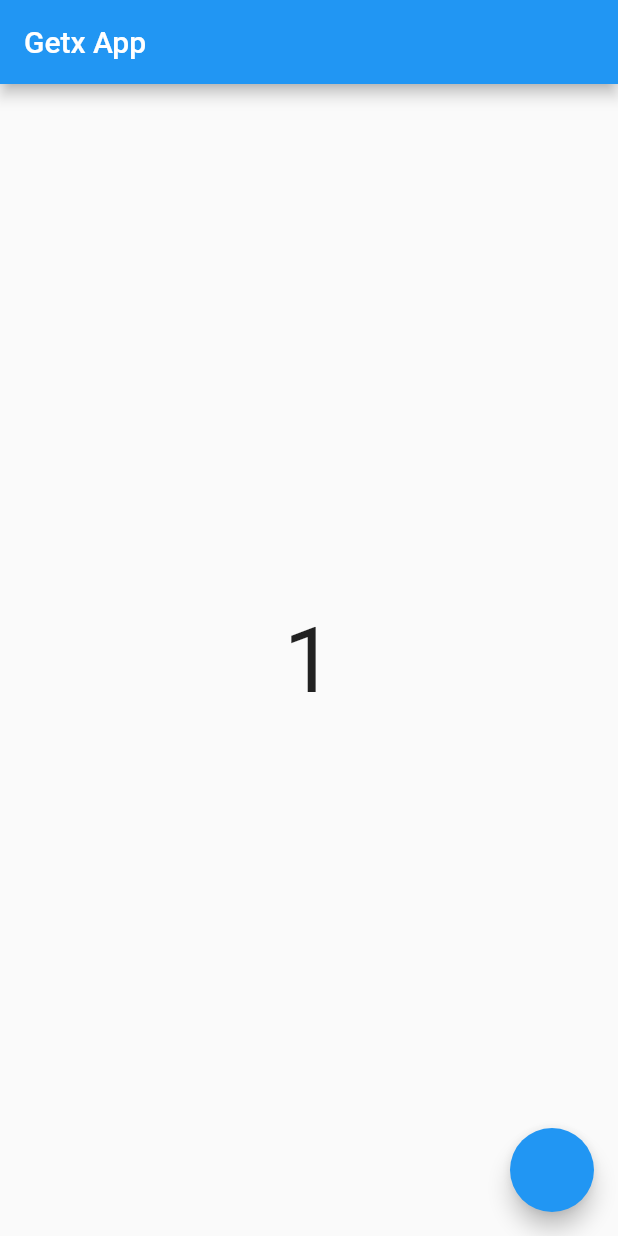
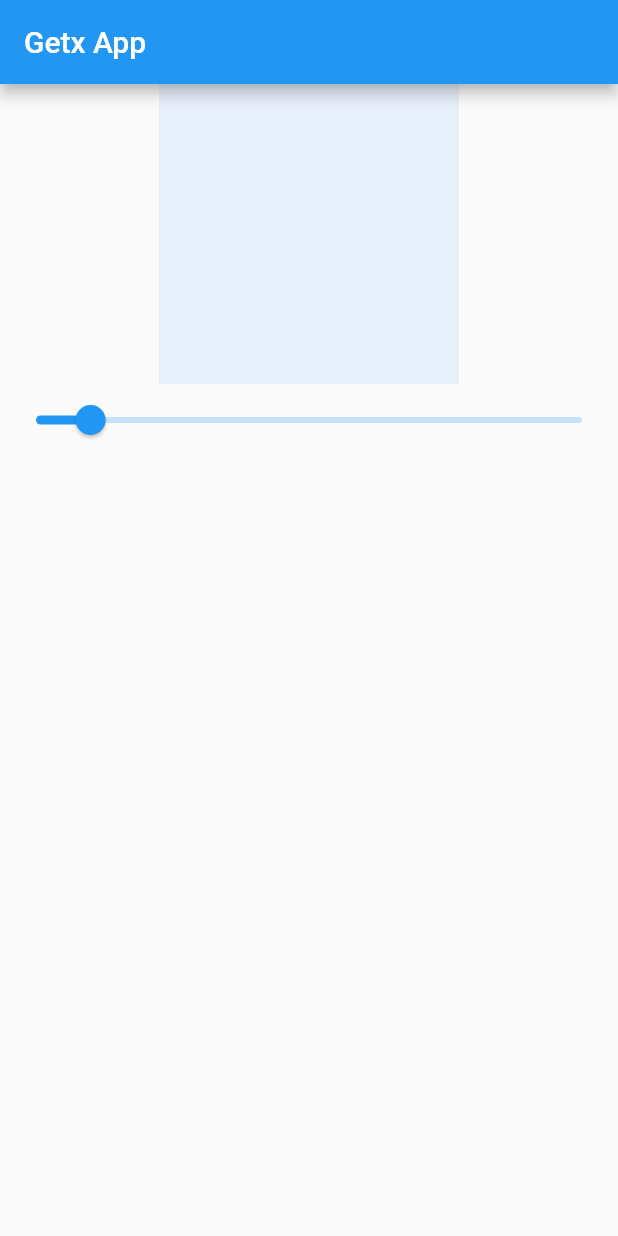
Before and after one commit to shaurya019/Flutter-GetX, a Flutter app: the screen it shows after launch, on a phone screen of 412 x 824 dp. Run offline on Flutter 3.47's test engine with Material 2 defaults, Android fonts, the phone set to English and light mode, and no system bars; our stand-ins replace get; missing offline and left inert: dart:ffi.

Commit message:
GetX Example Two

```diff
--- a/lib/controllers /example_two_controller.dart
+++ b/lib/controllers /example_two_controller.dart
@@ -0,0 +1,10 @@
+import 'dart:ffi';
+
+import 'package:get/get.dart';
+
+class ExampleTwo extends GetxController{
+  RxDouble opacity = .1.obs;
+  setOpacity(double value){
+    opacity.value = value;
+  }
+}
--- a/lib/home_screen.dart
+++ b/lib/home_screen.dart
@@ -1,8 +1,10 @@
 import 'package:flutter/material.dart';
 import 'package:get/get.dart';
 
+import 'controllers /counter_example.dart';
+import 'controllers /example_two_controller.dart';
 import 'getx_routes /screen_one.dart';
-import 'state_management_example /counter_screen.dart';
+
 
 class HomeScreen extends StatefulWidget {
   const HomeScreen({Key? key}) : super(key: key);
@@ -12,7 +14,7 @@ class HomeScreen extends StatefulWidget {
 }
 
 class _HomeScreenState extends State<HomeScreen> {
-final CounterController controller = Get.put(CounterController());
+final ExampleTwo exampleTwo = Get.put(ExampleTwo());
   @override
   void initState(){
     super.initState();
@@ -23,13 +25,24 @@ final CounterController controller = Get.put(CounterController());
       appBar: AppBar(
         title: Text('Getx App'),
       ),
-      body:Center(
-        child: Obx(()=>Text(controller.counter.toString(),style: TextStyle(fontSize: 60),)),
-      ),
-      floatingActionButton: FloatingActionButton(
-        onPressed: (){
-          controller.increment();
-        },
+      body:Column(
+        children: [
+          Obx(() =>
+            Container(
+              height: 200,
+              width: 200,
+              color: Colors.blueAccent.withOpacity(exampleTwo.opacity.value),
+            ),
+          ),
+          Obx(() =>
+              Slider(
+               value: exampleTwo.opacity.value,
+                  onChanged: (value){
+                    exampleTwo.setOpacity(value);
+                  },
+              ),
+          ),
+        ],
       ),
     );
   }
```
Also changed, not shown: lib/controllers /counter_example.dart (+8 -0 lines), lib/state_management_example /counter_screen.dart (+0 -9 lines).
